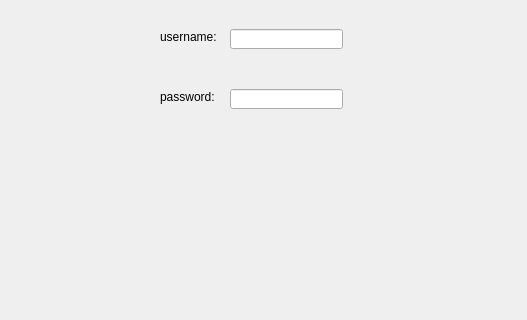
The window that sign_up.ui (arm2050/testproject2) describes before a commit, drawn with Qt 5; both pictures show x 0 to 527 and y 101 to 421 of the 800 by 600 pixel window.
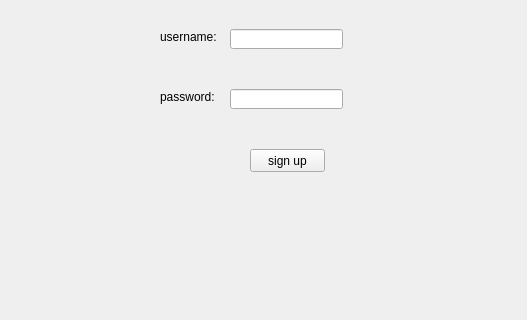
The same window after the commit.

Commit message: database created for login and sign up

```diff
--- a/sign_up.ui
+++ b/sign_up.ui
@@ -60,6 +60,19 @@
      <string>password:</string>
     </property>
    </widget>
+   <widget class="QPushButton" name="sign_up2">
+    <property name="geometry">
+     <rect>
+      <x>250</x>
+      <y>250</y>
+      <width>75</width>
+      <height>23</height>
+     </rect>
+    </property>
+    <property name="text">
+     <string>sign up</string>
+    </property>
+   </widget>
   </widget>
   <widget class="QMenuBar" name="menubar">
    <property name="geometry">
```
The commit also changes 3 other files.
